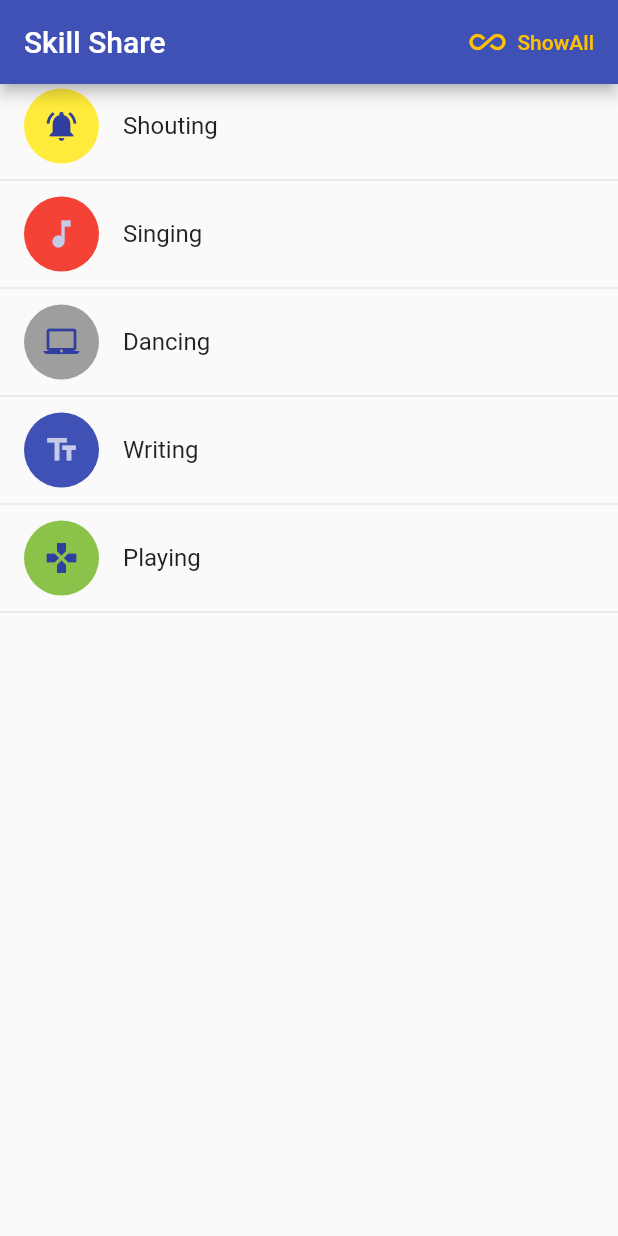
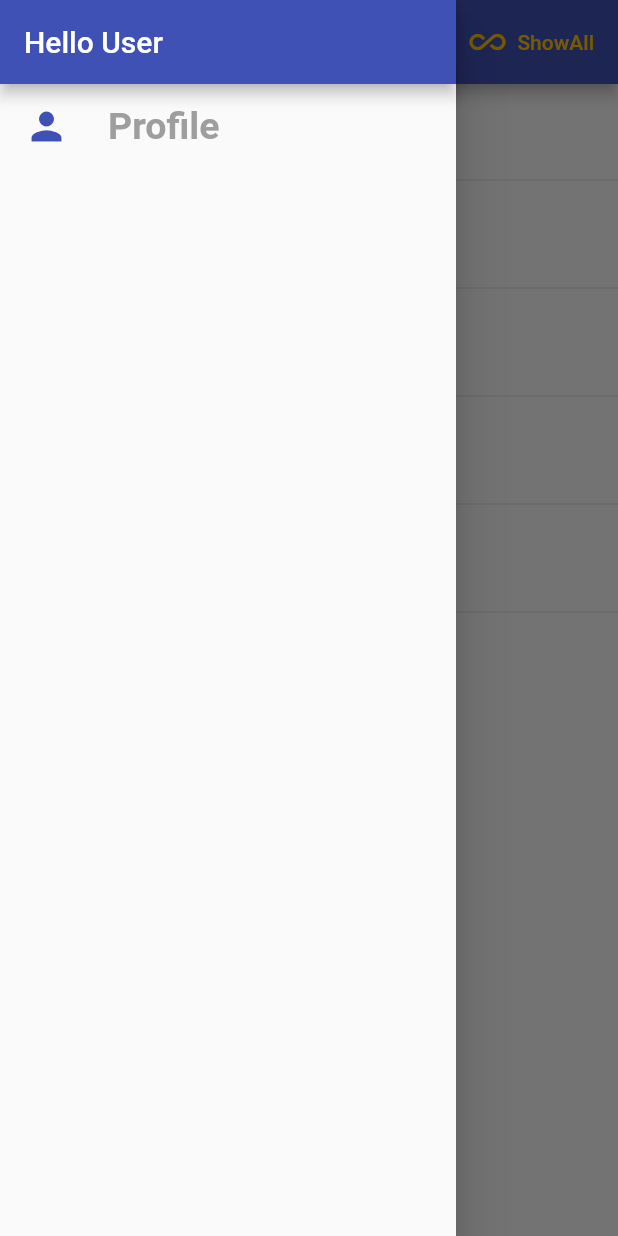
Before and after one commit to SmilingFarood/shareskill, a Flutter app: the screen it shows after launch, with the side drawer open (before the commit the screen has no drawer), on a phone screen of 412 x 824 dp. Run offline on Flutter 3.47's test engine with Material 2 defaults, Android fonts, the phone set to English and light mode, and no system bars.

Commit message:
Added more screens

```diff
--- a/lib/main.dart
+++ b/lib/main.dart
@@ -4,7 +4,9 @@ import 'package:shareskill/providers/user_category.dart';
 import 'package:shareskill/providers/user_profile.dart';
 import 'package:shareskill/screens/all_profiles.dart';
 import 'package:shareskill/screens/category_screen.dart';
+import 'package:shareskill/screens/edit_profile_screen.dart';
 import 'package:shareskill/screens/profile_list_screen.dart';
+import 'package:shareskill/screens/single_user_profile_screen.dart';
 
 void main() {
   runApp(MyApp());
@@ -27,11 +29,26 @@ class MyApp extends StatelessWidget {
         theme: ThemeData(
           primarySwatch: Colors.indigo,
           accentColor: Colors.amber,
+          backgroundColor: Colors.white,
+          textTheme: TextTheme(
+            headline1: TextStyle(
+              fontSize: 20,
+              fontWeight: FontWeight.bold,
+              color: Colors.indigo,
+            ),
+            headline2: TextStyle(
+              fontSize: 25,
+              fontWeight: FontWeight.bold,
+              color: Colors.grey,
+            ),
+          ),
         ),
-        home: CategoryScreen(),
+        home: CategoryListScreen(),
         routes: {
           ProfileListScreen.routeName: (ctx) => ProfileListScreen(),
           AllProfiles.routeName: (ctx) => AllProfiles(),
+          EditProfileScreen.routeName: (ctx) => EditProfileScreen(),
+          SingleUserProfileScreen.routeName: (ctx) => SingleUserProfileScreen(),
         },
       ),
     );
--- a/lib/providers/user_profile.dart
+++ b/lib/providers/user_profile.dart
@@ -1,31 +1,33 @@
+import 'dart:io';
+
 import 'package:flutter/cupertino.dart';
 import 'package:shareskill/models/profile.dart';
 
 class UserProfile with ChangeNotifier {
   List<Profile> _profiles = [
     Profile(
-      id: DateTime.now().toString(),
+      id: 'Asa123',
       name: 'Asa',
       photo: null,
       category: ['Singing', 'Dancing'],
       address: 'Futa South Gate',
     ),
     Profile(
-      id: DateTime.now().toString(),
+      id: 'MichaelJackson123',
       name: 'Michael Jackson',
       photo: null,
       category: ['Writing', 'Playing'],
       address: 'Apatapiti',
     ),
     Profile(
-      id: DateTime.now().toString(),
+      id: 'Nairamarley123',
       name: 'NairaMarley',
       photo: null,
       category: ['Singing', 'Playing'],
       address: 'Obanla',
     ),
     Profile(
-      id: DateTime.now().toString(),
+      id: 'brymo123',
       name: 'Brymo',
       photo: null,
       category: ['Writing', 'Dancing'],
@@ -42,4 +44,13 @@ class UserProfile with ChangeNotifier {
         .where((profile) => profile.category.contains(categoryReceived));
     return profileWithThisSkills.toList();
   }
+
+  void addProfile({String name, File photo, List category, String address}) {}
+
+  Profile singleProfile({String receivedId}) {
+    final foundProfile =
+        profiles.firstWhere((element) => element.id.contains(receivedId));
+
+    return foundProfile;
+  }
 }
--- a/lib/screens/all_profiles.dart
+++ b/lib/screens/all_profiles.dart
@@ -22,6 +22,7 @@ class _AllProfilesState extends State<AllProfiles> {
         body: ListView.builder(
           itemCount: loadedProfiles.length,
           itemBuilder: (ctx, i) => ProfileList(
+            id: loadedProfiles[i].id,
             name: loadedProfiles[i].name,
             category: loadedProfiles[i].category,
           ),
--- /dev/null
+++ b/lib/screens/app_drawer_screen.dart
@@ -0,0 +1,30 @@
+import 'package:flutter/material.dart';
+import 'package:shareskill/screens/edit_profile_screen.dart';
+
+class AppDrawer extends StatelessWidget {
+  const AppDrawer({Key key}) : super(key: key);
+
+  @override
+  Widget build(BuildContext context) {
+    return Drawer(
+      child: Column(
+        children: <Widget>[
+          AppBar(
+            title: Text('Hello User'),
+            automaticallyImplyLeading: false,
+          ),
+          ListTile(
+            leading: Icon(Icons.person, color: Colors.indigo, size: 30,),
+            title: Text(
+              'Profile',
+              style: Theme.of(context).textTheme.headline2,
+            ),
+            onTap: () {
+              Navigator.of(context).pushNamed(EditProfileScreen.routeName);
+            },
+          ),
+        ],
+      ),
+    );
+  }
+}
--- a/lib/screens/category_screen.dart
+++ b/lib/screens/category_screen.dart
@@ -2,10 +2,11 @@ import 'package:flutter/material.dart';
 import 'package:provider/provider.dart';
 import 'package:shareskill/providers/user_category.dart';
 import 'package:shareskill/screens/all_profiles.dart';
+import 'package:shareskill/screens/app_drawer_screen.dart';
 import 'package:shareskill/widgets/category_list.dart';
 
-class CategoryScreen extends StatelessWidget {
-  const CategoryScreen({Key key}) : super(key: key);
+class CategoryListScreen extends StatelessWidget {
+  const CategoryListScreen({Key key}) : super(key: key);
 
   @override
   Widget build(BuildContext context) {
@@ -30,6 +31,7 @@ class CategoryScreen extends StatelessWidget {
               ))
         ],
       ),
+      drawer: AppDrawer(),
       body: ListView.builder(
         itemCount: categories.length,
         itemBuilder: (ctx, i) => CategoryList(
--- a/lib/screens/profile_list_screen.dart
+++ b/lib/screens/profile_list_screen.dart
@@ -25,8 +25,6 @@ class _ProfileListScreenState extends State<ProfileListScreen> {
         ModalRoute.of(context).settings.arguments as Map<String, String>;
     categoryTitle = routeArgs['title'];
     categoryId = routeArgs['id'];
-
-    // TODO: implement didChangeDependencies
     super.didChangeDependencies();
   }
 
@@ -44,6 +42,7 @@ class _ProfileListScreenState extends State<ProfileListScreen> {
         body: ListView.builder(
           itemCount: loadedProfiles.length,
           itemBuilder: (ctx, i) => ProfileList(
+            id: loadedProfiles[i].id,
             name: loadedProfiles[i].name,
             category: loadedProfiles[i].category,
           ),
--- a/lib/widgets/category_list.dart
+++ b/lib/widgets/category_list.dart
@@ -33,7 +33,10 @@ class CategoryList extends StatelessWidget {
                 backgroundColor: color,
                 child: icon,
               ),
-              title: Text(title),
+              title: Text(
+                title,
+                style: Theme.of(context).textTheme.headline1,
+              ),
             ),
           ),
         ),
```
Also changed, not shown: lib/screens/edit_profile_screen.dart (added, +12 -0 lines), lib/screens/single_user_profile_screen.dart (added, +23 -0 lines), lib/widgets/edit_profile.dart (added, +108 -0 lines), lib/widgets/profile_list.dart (+14 -3 lines), lib/widgets/single_user_profile.dart (added, +45 -0 lines).
